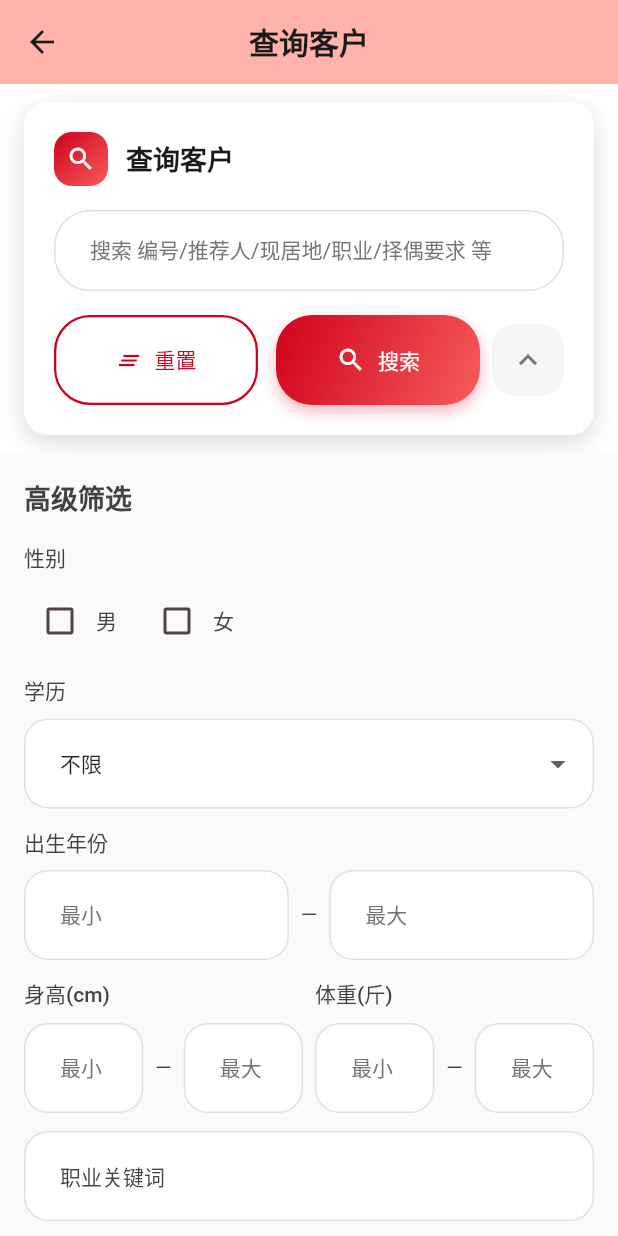
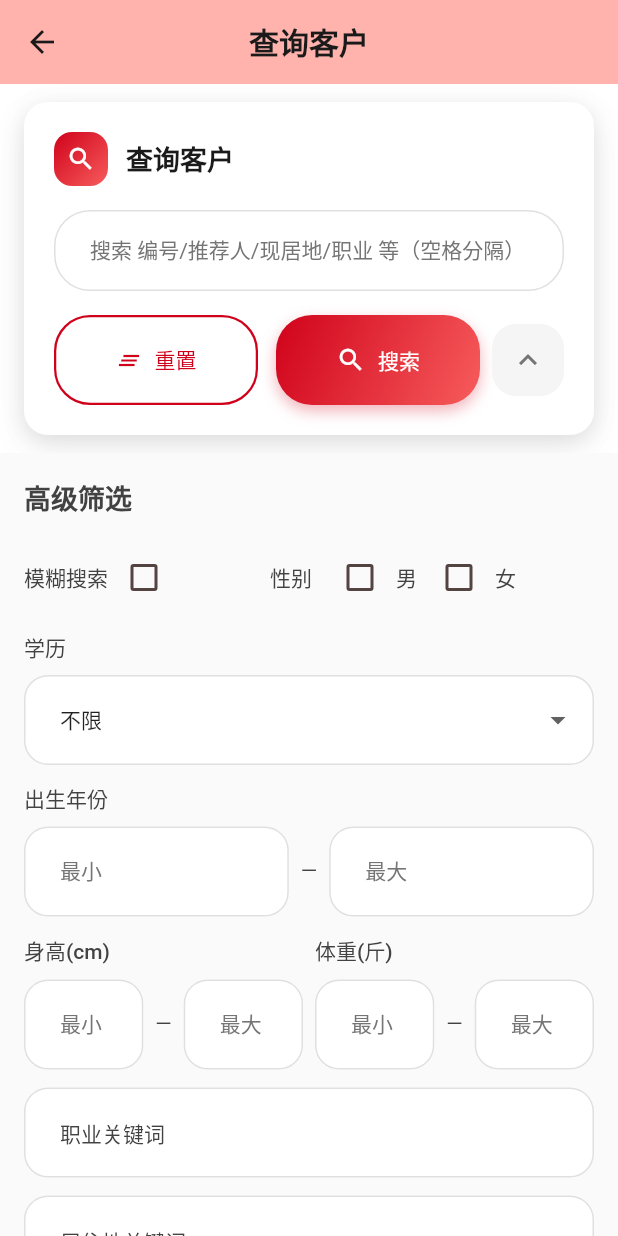
Before and after one commit to MiQieR/MatchBook, a Flutter app: the SearchPage screen opened directly with empty values, after a tap on the "expand more" icon, on a phone screen of 412 x 824 dp. Run offline on Flutter 3.47's test engine with Material 3 defaults, Android fonts, the phone set to English and light mode, and no system bars; our stand-ins replace drift, drift_flutter, file_picker; accounts and stored records are empty; generated files the repository leaves out were written again.

Commit message:
增加模糊搜索、车房功能

```diff
--- a/lib/pages/search_page.dart
+++ b/lib/pages/search_page.dart
@@ -31,6 +31,9 @@ class _SearchPageState extends State<SearchPage> {
   List<Client> _searchResults = [];
   bool _isSearching = false;
   bool _showAdvancedFilters = false;
+  bool _useFuzzySearch = false; // 模糊搜索(或逻辑)
+  bool _hasCar = false; // 有车
+  bool _hasHouse = false; // 有房
 
   @override
   void dispose() {
@@ -54,6 +57,7 @@ class _SearchPageState extends State<SearchPage> {
     try {
       final results = await widget.database.searchClients(
         keyword: _keywordController.text.isNotEmpty ? _keywordController.text : null,
+        useFuzzySearch: _useFuzzySearch,
         genders: _selectedGenders.isNotEmpty ? _selectedGenders.toList() : null,
         minBirthYear: _minBirthYearController.text.isNotEmpty
             ? int.tryParse(_minBirthYearController.text) : null,
@@ -71,6 +75,8 @@ class _SearchPageState extends State<SearchPage> {
         occupation: _occupationController.text.isNotEmpty ? _occupationController.text : null,
         residence: _residenceController.text.isNotEmpty ? _residenceController.text : null,
         maritalStatuses: _selectedMaritalStatuses.isNotEmpty ? _selectedMaritalStatuses.toList() : null,
+        hasCar: _hasCar ? true : null,
+        hasHouse: _hasHouse ? true : null,
       );
 
       setState(() {
@@ -104,6 +110,9 @@ class _SearchPageState extends State<SearchPage> {
       _selectedEducation = null;
       _selectedMaritalStatuses.clear();
       _searchResults.clear();
+      _useFuzzySearch = false;
+      _hasCar = false;
+      _hasHouse = false;
     });
   }
 
@@ -164,7 +173,7 @@ class _SearchPageState extends State<SearchPage> {
                   TextField(
                     controller: _keywordController,
                     decoration: InputDecoration(
-                      hintText: '搜索 编号/推荐人/现居地/职业/择偶要求 等',
+                      hintText: '搜索 编号/推荐人/现居地/职业 等（空格分隔）',
                       border: OutlineInputBorder(
                         borderRadius: BorderRadius.circular(24),
                         borderSide: BorderSide(
@@ -308,28 +317,29 @@ class _SearchPageState extends State<SearchPage> {
                       children: [
                         const Text('高级筛选', style: TextStyle(fontSize: 18, fontWeight: FontWeight.bold)),
                         const SizedBox(height: 16),
-                        // 性别和学历筛选
-                        isPortrait
-                            ? Column(
+                        // 模糊搜索和性别
+                        _buildGenderAndFuzzySearchFilter(),
+                        const SizedBox(height: 12),
+                        // 学历和出生年份 - 根据横竖屏调整布局
+                        if (isPortrait) ...[
+                          // 竖屏：学历独占一行
+                          _buildEducationDropdown(),
+                          const SizedBox(height: 12),
+                          // 竖屏：出生年份独占一行
+                          _buildRangeField('出生年份', _minBirthYearController, _maxBirthYearController),
+                        ] else ...[
+                          // 横屏：学历和出生年份在同一行
+                          Row(
                             children: [
-                                  _buildGenderFilter(),
-                                  const SizedBox(height: 12),
-                                  _buildEducationDropdown(),
-                                ],
-                              )
-                            : Row(
-                                children: [
-                                  Expanded(child: _buildGenderFilter()),
-                                  const SizedBox(width: 16),
                               Expanded(child: _buildEducationDropdown()),
+                              const SizedBox(width: 8),
+                              Expanded(child: _buildRangeField('出生年份', _minBirthYearController, _maxBirthYearController)),
                             ],
                           ),
+                        ],
                         const SizedBox(height: 12),
-                        // 出生年份、身高、体重筛选 - 根据横竖屏调整布局
+                        // 身高和体重筛选 - 根据横竖屏调整布局
                         if (isPortrait) ...[
-                          // 竖屏：出生年份独占一行
-                          _buildRangeField('出生年份', _minBirthYearController, _maxBirthYearController),
-                          const SizedBox(height: 12),
                           // 竖屏：身高和体重在同一行
                           Row(
                             children: [
@@ -339,21 +349,12 @@ class _SearchPageState extends State<SearchPage> {
                             ],
                           ),
                         ] else ...[
-                          // 横屏：出生年份和身高在同一行
+                          // 横屏：身高和体重在同一行
                           Row(
                             children: [
-                              Expanded(child: _buildRangeField('出生年份', _minBirthYearController, _maxBirthYearController)),
+                              Expanded(child: _buildRangeField('身高(cm)', _minHeightController, _maxHeightController)),
                               const SizedBox(width: 8),
-                              Expanded(child: _buildRangeField('身高(cm)', _minHeightController, _maxHeightController)),
-                            ],
-                          ),
-                          const SizedBox(height: 12),
-                          // 横屏：体重在同一行（但占一半位置）
-                          Row(
-                            children: [
                               Expanded(child: _buildRangeField('体重(斤)', _minWeightController, _maxWeightController)),
-                              const SizedBox(width: 8),
-                              const Expanded(child: SizedBox()), // 占位，使布局对齐
                             ],
                           ),
                         ],
@@ -407,7 +408,22 @@ class _SearchPageState extends State<SearchPage> {
                                 ],
                               ),
                         const SizedBox(height: 12),
+                        // 有车和有房筛选 - 根据横竖屏调整布局
+                        if (isPortrait) ...[
+                          // 竖屏：有车和有房在婚姻状态上方
+                          _buildCarAndHouseFilter(),
+                          const SizedBox(height: 12),
                           _buildMaritalStatusFilter(),
+                        ] else ...[
+                          // 横屏：有车和有房与婚姻状态在同一行
+                          Row(
+                            children: [
+                              Expanded(child: _buildCarAndHouseFilter()),
+                              const SizedBox(width: 16),
+                              Expanded(child: _buildMaritalStatusFilter()),
+                            ],
+                          ),
+                        ],
                       ],
                     );
                   },
@@ -464,14 +480,27 @@ class _SearchPageState extends State<SearchPage> {
     );
   }
 
-  Widget _buildGenderFilter() {
+  Widget _buildGenderAndFuzzySearchFilter() {
     return Column(
       crossAxisAlignment: CrossAxisAlignment.start,
       children: [
+        Row(
+          children: [
+            // 模糊搜索选项
+            const Text('模糊搜索', style: TextStyle(fontWeight: FontWeight.w500)),
+            Checkbox(
+              value: _useFuzzySearch,
+              onChanged: (bool? value) {
+                setState(() {
+                  _useFuzzySearch = value ?? false;
+                });
+              },
+            ),
+            const SizedBox(width: 60),
+            // 性别选项
             const Text('性别', style: TextStyle(fontWeight: FontWeight.w500)),
-        const SizedBox(height: 8),
-        Row(
-          children: Gender.values.map((gender) {
+            const SizedBox(width: 8),
+            ...Gender.values.map((gender) {
               return Row(
                 mainAxisSize: MainAxisSize.min,
                 children: [
@@ -488,10 +517,11 @@ class _SearchPageState extends State<SearchPage> {
                     },
                   ),
                   Text(gender.label),
-                const SizedBox(width: 16),
+                  const SizedBox(width: 4),
                 ],
               );
-          }).toList(),
+            }),
+          ],
         ),
       ],
     );
@@ -564,6 +594,37 @@ class _SearchPageState extends State<SearchPage> {
               ],
             );
           }).toList(),
+        ),
+      ],
+    );
+  }
+
+  Widget _buildCarAndHouseFilter() {
+    return Column(
+      crossAxisAlignment: CrossAxisAlignment.start,
+      children: [
+        Row(
+          children: [
+            Checkbox(
+              value: _hasCar,
+              onChanged: (bool? value) {
+                setState(() {
+                  _hasCar = value ?? false;
+                });
+              },
+            ),
+            const Text('有车', style: TextStyle(fontWeight: FontWeight.w500)),
+            const SizedBox(width: 24),
+            Checkbox(
+              value: _hasHouse,
+              onChanged: (bool? value) {
+                setState(() {
+                  _hasHouse = value ?? false;
+                });
+              },
+            ),
+            const Text('有房', style: TextStyle(fontWeight: FontWeight.w500)),
+          ],
         ),
       ],
     );
```
Also changed, not shown: lib/database/database.dart (+60 -15 lines). Lines whose indentation alone changed are shown as unchanged.
